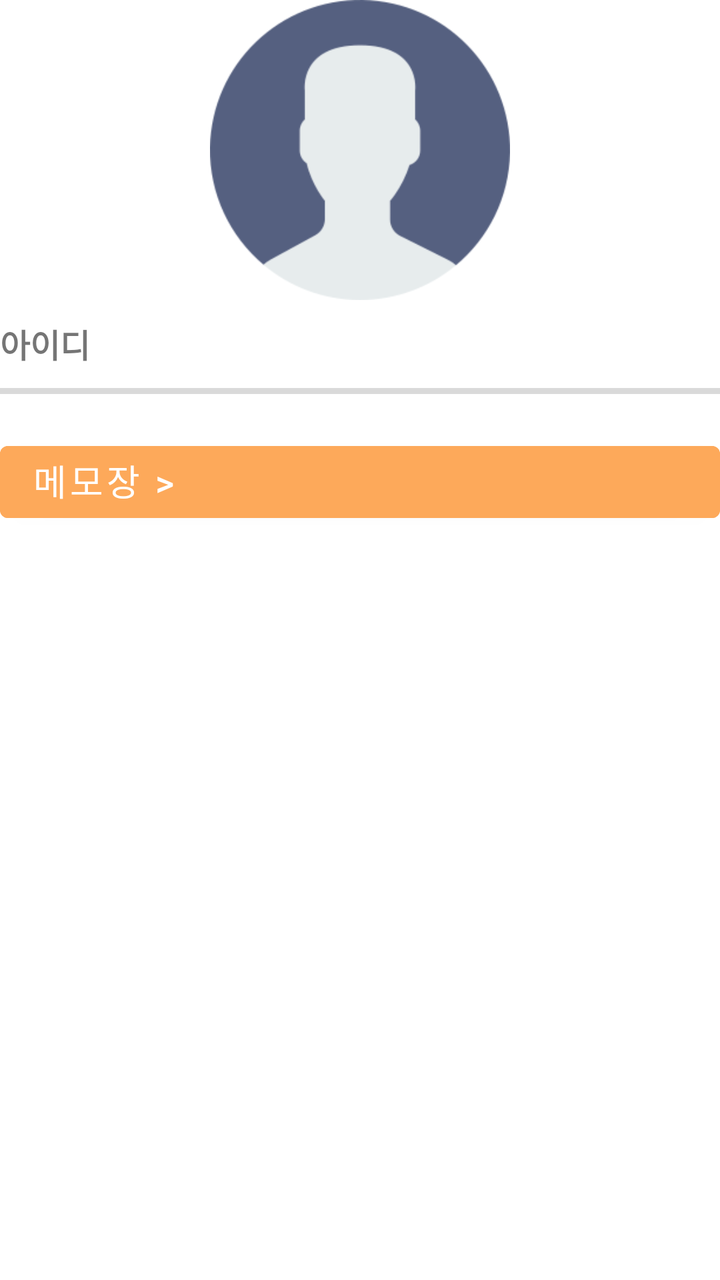
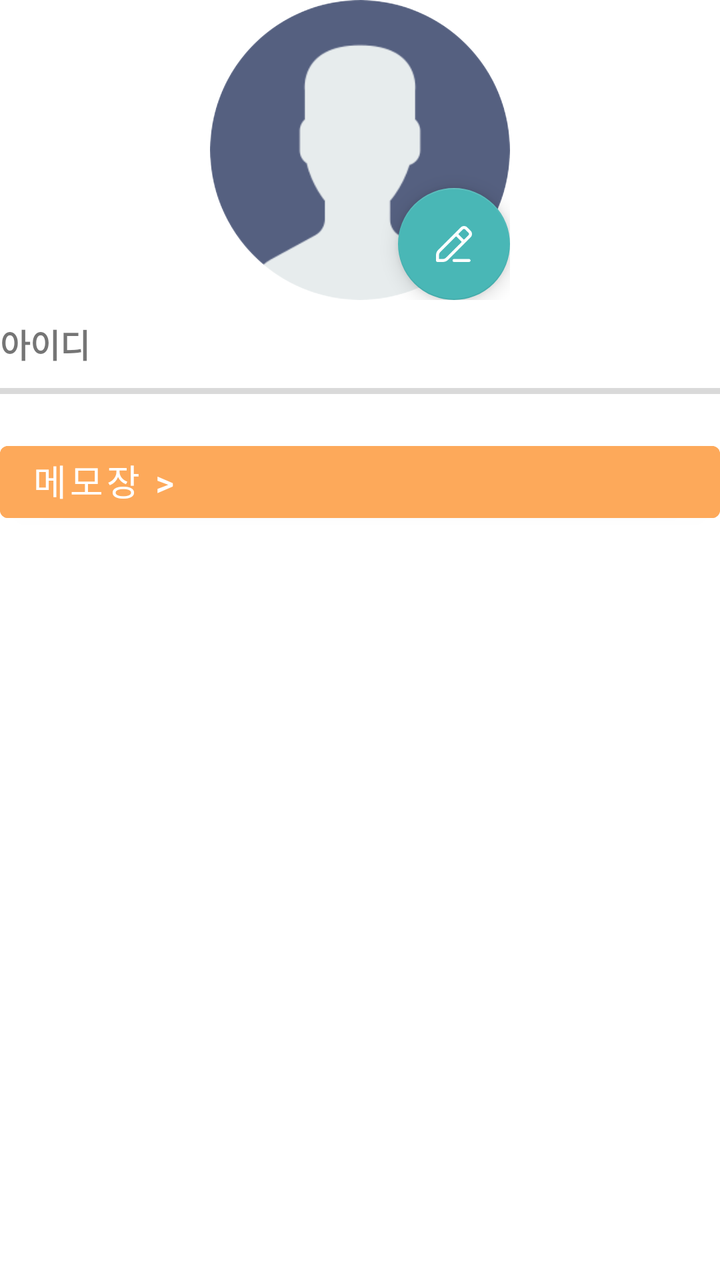

Two renders of the same Android screen: before a commit and after it. Below are the layout's source before the change and the commit's diff.
<!-- AndroidManifest.xml: activity theme Theme.BookMarket.ActionBar -->
<!-- res/layout/activity_mypage.xml -->
<?xml version="1.0" encoding="utf-8"?>
<LinearLayout xmlns:android="http://schemas.android.com/apk/res/android"
    xmlns:app="http://schemas.android.com/apk/res-auto"
    xmlns:tools="http://schemas.android.com/tools"
    android:id="@+id/mypage"
    android:layout_width="match_parent"
    android:layout_height="match_parent"
    android:layout_margin="20dp"
    android:orientation="vertical"
    tools:context=".mypage.MyPageActivity">


    <ImageView
        android:id="@+id/loginimg"
        android:layout_width="match_parent"
        android:layout_height="150dp"
        android:layout_alignParentTop="false"
        android:layout_centerHorizontal="false"
        android:src="@drawable/mypage_user" />

    <LinearLayout
        android:id="@+id/work_layout"
        android:layout_width="match_parent"
        android:layout_height="wrap_content"
        android:layout_marginTop="10dp"
        android:layout_marginBottom="10dp"
        android:orientation="horizontal">

        <TextView
            android:layout_width="70dp"
            android:layout_height="wrap_content"
            android:layout_weight="1"
            android:text="아이디"

            android:textSize="8pt"
            android:textStyle="bold" />

        <TextView
            android:id="@+id/date"
            android:layout_width="wrap_content"
            android:layout_height="wrap_content"
            android:layout_weight="1"

            android:textColor="#022d40"
            android:textSize="8pt" />

    </LinearLayout>

    <View
        android:layout_width="match_parent"
        android:layout_height="3dp"
        android:layout_centerInParent="true"
        android:layout_gravity="center"
        android:background="#d9d9d9" />

    <Button
        android:id="@+id/meno"
        android:layout_width="match_parent"
        android:layout_height="wrap_content"

        android:layout_marginTop="20dp"
        android:backgroundTint="#FDA95A"
        android:gravity="left"
        android:text="메모장 >"
        android:textSize="18sp" />


</LinearLayout>
<!-- resources referenced by this layout -->
<resources>
  <!-- drawable mypage_user: png bitmap (drawable, 9212 bytes) -->
  <style name="Theme.BookMarket.ActionBar" parent="Theme.MaterialComponents.Light.DarkActionBar">
          <item name="colorPrimary">#48B6B5</item>
          <item name="android:statusBarColor">#48B6B5</item>
      </style>
</resources>

<!-- the commit's change to res/layout/activity_mypage.xml (unified diff, before → after) -->
@@ -6,17 +6,36 @@
     android:layout_width="match_parent"
     android:layout_height="match_parent"
     android:layout_margin="20dp"
+    android:gravity="center_horizontal"
     android:orientation="vertical"
     tools:context=".mypage.MyPageActivity">
 
 
-    <ImageView
-        android:id="@+id/loginimg"
-        android:layout_width="match_parent"
-        android:layout_height="150dp"
-        android:layout_alignParentTop="false"
-        android:layout_centerHorizontal="false"
-        android:src="@drawable/mypage_user" />
+    <FrameLayout
+        android:layout_width="150dp"
+        android:layout_height="150dp">
+        <androidx.cardview.widget.CardView
+            android:layout_width="150dp"
+            android:layout_height="150dp"
+            app:cardCornerRadius="90dp"
+            app:cardElevation="0dp">
+            <ImageView
+                android:id="@+id/loginimg"
+                android:layout_width="match_parent"
+                android:layout_height="match_parent"
+                android:scaleType="centerCrop"
+                android:src="@drawable/mypage_user" />
+        </androidx.cardview.widget.CardView>
+        <com.google.android.material.floatingactionbutton.FloatingActionButton
+            android:id="@+id/fab_add_photo"
+            android:layout_width="wrap_content"
+            android:layout_height="wrap_content"
+            android:layout_gravity="bottom|end"
+            android:src="@drawable/mypage_modify"
+            android:contentDescription="프로필 사진 설정"
+            app:tint="@android:color/white"
+            app:backgroundTint="#49B7B6" />
+    </FrameLayout>
 
     <LinearLayout
         android:id="@+id/work_layout"
<!-- resource entries referenced after the edit -->
@@ -1,5 +1,6 @@
 <!-- resources referenced by this layout -->
 <resources>
+  <!-- drawable mypage_modify: png bitmap (drawable, 1503 bytes) -->
   <!-- drawable mypage_user: png bitmap (drawable, 9212 bytes) -->
   <style name="Theme.BookMarket.ActionBar" parent="Theme.MaterialComponents.Light.DarkActionBar">
           <item name="colorPrimary">#48B6B5</item>
